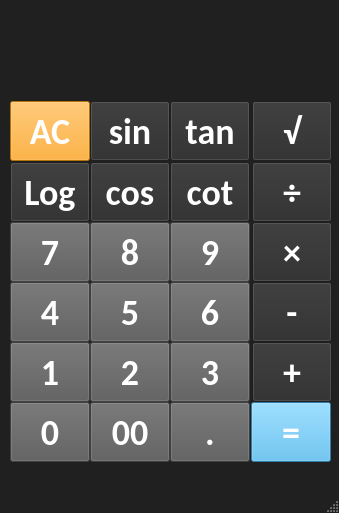
Old version of the form 17/mainwindow.ui in the repository dehmovlaei/PyLearn.
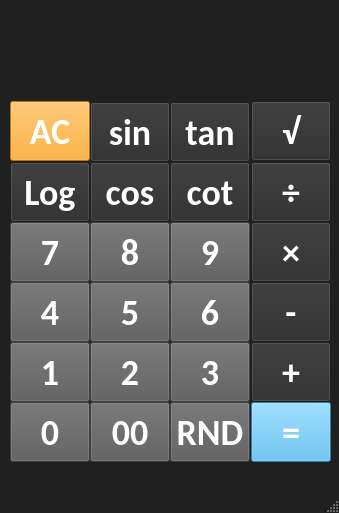
New version of the form.

```diff
--- a/17/mainwindow.ui
+++ b/17/mainwindow.ui
@@ -141,7 +141,7 @@
    <widget class="QPushButton" name="btnSum">
     <property name="geometry">
      <rect>
-      <x>252</x>
+      <x>251</x>
       <y>342</y>
       <width>80</width>
       <height>60</height>
@@ -769,7 +769,7 @@
     <property name="geometry">
      <rect>
       <x>170</x>
-      <y>101</y>
+      <y>102</y>
       <width>80</width>
       <height>60</height>
      </rect>
@@ -1097,7 +1097,7 @@
     <property name="geometry">
      <rect>
       <x>90</x>
-      <y>101</y>
+      <y>102</y>
       <width>80</width>
       <height>60</height>
      </rect>
@@ -1275,7 +1275,7 @@
    <widget class="QPushButton" name="btnSum_6">
     <property name="geometry">
      <rect>
-      <x>252</x>
+      <x>251</x>
       <y>162</y>
       <width>80</width>
       <height>60</height>
@@ -1439,7 +1439,7 @@
    <widget class="QPushButton" name="btnSum_7">
     <property name="geometry">
      <rect>
-      <x>252</x>
+      <x>251</x>
       <y>222</y>
       <width>80</width>
       <height>60</height>
@@ -1603,7 +1603,7 @@
    <widget class="QPushButton" name="btnSum_8">
     <property name="geometry">
      <rect>
-      <x>252</x>
+      <x>251</x>
       <y>282</y>
       <width>80</width>
       <height>60</height>
@@ -2125,7 +2125,7 @@
    <widget class="QPushButton" name="btnSum_11">
     <property name="geometry">
      <rect>
-      <x>252</x>
+      <x>251</x>
       <y>101</y>
       <width>80</width>
       <height>60</height>
@@ -4431,7 +4431,7 @@
 }</string>
     </property>
     <property name="text">
-     <string>.</string>
+     <string>RND</string>
     </property>
     <property name="iconSize">
      <size>
```
Left out of the diff: 49 changed lines with no effect on the pictures.
